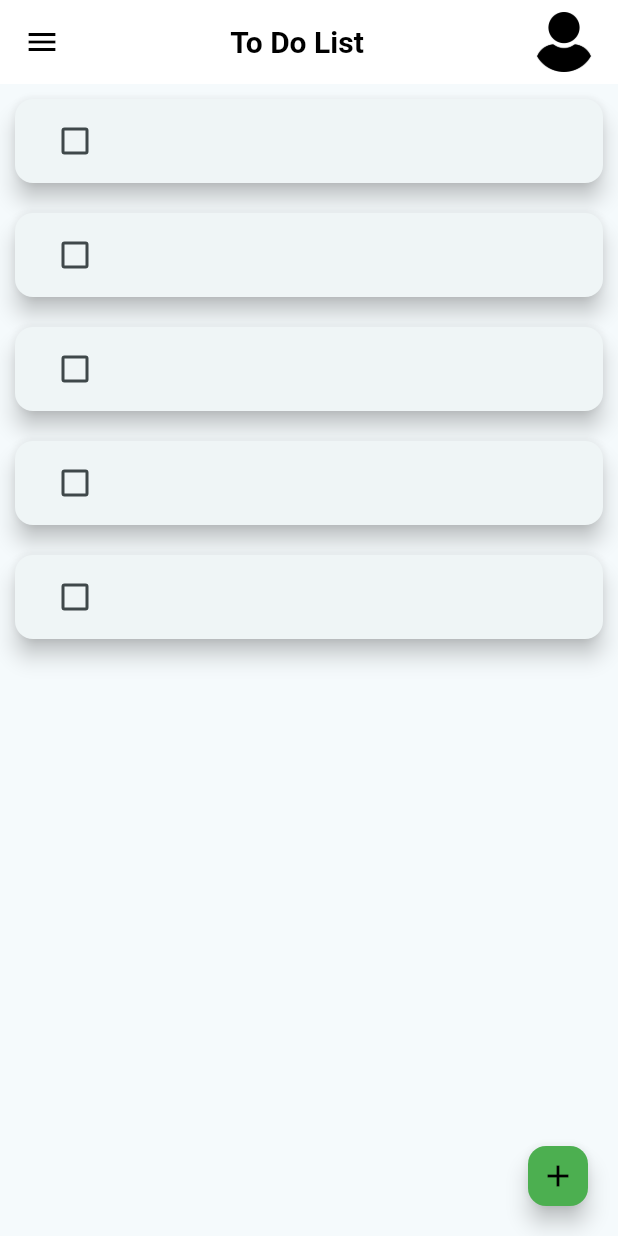
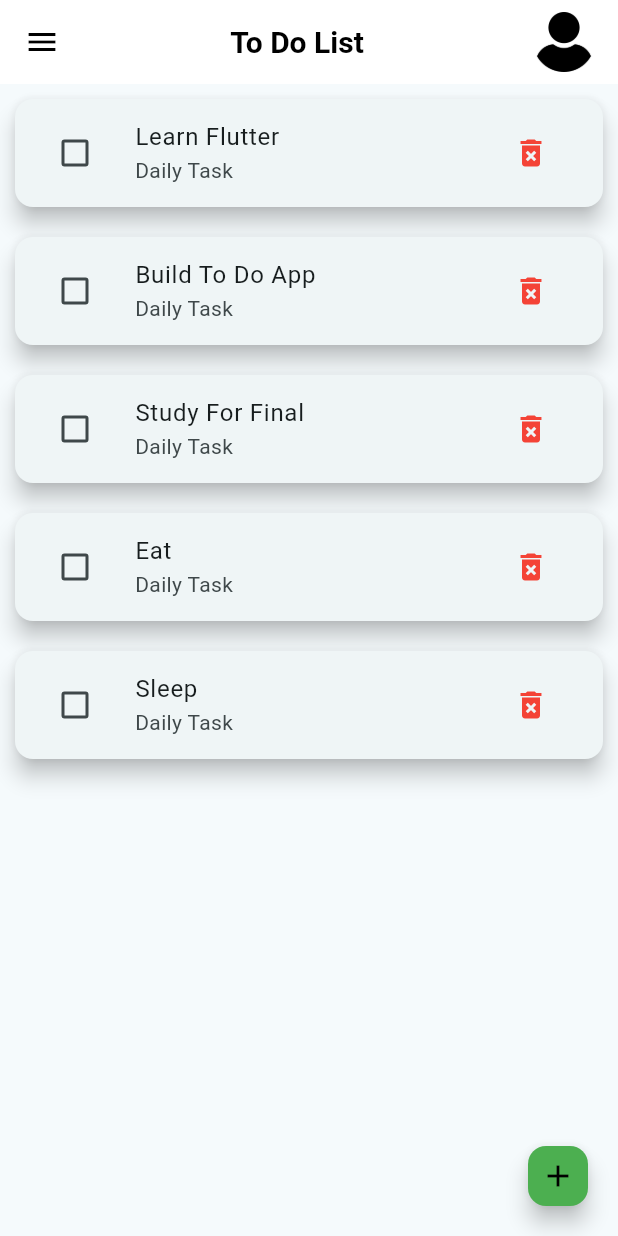
Before and after one commit to Saimur88/todo_flutter_app, a Flutter app: the screen it shows after launch, on a phone screen of 412 x 824 dp. Run offline on Flutter 3.47's test engine with Material 3 defaults, Android fonts, the phone set to English and light mode, and no system bars.

Commit message:
Added delete button to task cards

```diff
--- a/lib/main.dart
+++ b/lib/main.dart
@@ -26,6 +26,8 @@ class Task{
   Task({required this.title, required this.isDone});
 }
 
+
+
 class MyHomePage extends StatefulWidget {
   const MyHomePage({super.key, required this.title});
 
@@ -33,9 +35,11 @@ class MyHomePage extends StatefulWidget {
 
   @override
   State<MyHomePage> createState() => _MyHomePageState();
+
 }
 
 class _MyHomePageState extends State<MyHomePage> {
+
   List<Task> tasks = [
     Task(title: 'Learn Flutter', isDone: false),
     Task(title: 'Build To Do App', isDone: false),
@@ -43,6 +47,8 @@ class _MyHomePageState extends State<MyHomePage> {
     Task(title: 'Eat', isDone: false),
     Task(title: 'Sleep', isDone: false),
   ];
+
+
   @override
   Widget build(BuildContext context) {
     var time = DateTime.now();
@@ -55,13 +61,16 @@ class _MyHomePageState extends State<MyHomePage> {
           children: [
             Icon(Icons.menu, color: Colors.black,),
             Container(
-              child: Text("To Do List",style: TextStyle(fontWeight: FontWeight.bold, fontSize: 20, color: Colors.black),),
+              child: Text("To Do List", style: TextStyle(
+                  fontWeight: FontWeight.bold,
+                  fontSize: 20,
+                  color: Colors.black),),
             ),
             Container(
 
               height: 40,
               width: 40,
-              child:ClipRRect(
+              child: ClipRRect(
                 child: Image.asset('assets/images/user.png'),
 
               ),
@@ -71,26 +80,48 @@ class _MyHomePageState extends State<MyHomePage> {
         ),
       ),
       floatingActionButton: FloatingActionButton.small(onPressed: () {
-        print("Clicked");
+        print("Add Button Clicked");
       },
 
         backgroundColor: Colors.green,
         child: Icon(Icons.add, color: Colors.black,),),
       body: ListView.builder(
-          itemCount : tasks.length,
+        itemCount: tasks.length,
         itemBuilder: (context, index) {
           return Card(
-              elevation:6,
+            elevation: 6,
             margin: EdgeInsets.all(10),
             child: ListTile(
+              trailing: IconButton(
+                  onPressed: (){
+                    setState(() {
+                      tasks.removeAt(index);
+                    });
+                  },
+
+                icon: Icon(Icons.delete_forever),
+              color: Colors.red,
+              ),
+              subtitle: Text("Daily Task"),
               leading: Checkbox(
                 value: tasks[index].isDone,
                 onChanged: (value) {
                   setState(() {
                     tasks[index].isDone = value!;
-            )
+                  });
                 },
-      )
+              ),
+              title: Text(
+                tasks[index].title,
+                style: TextStyle(
+                  decoration:
+                  tasks[index].isDone ? TextDecoration.lineThrough : null,
+                ),
+              ),
+            ),
+          );
+        },
+      ),
 
     );
   }
```
Lines whose indentation alone changed are shown as unchanged.
